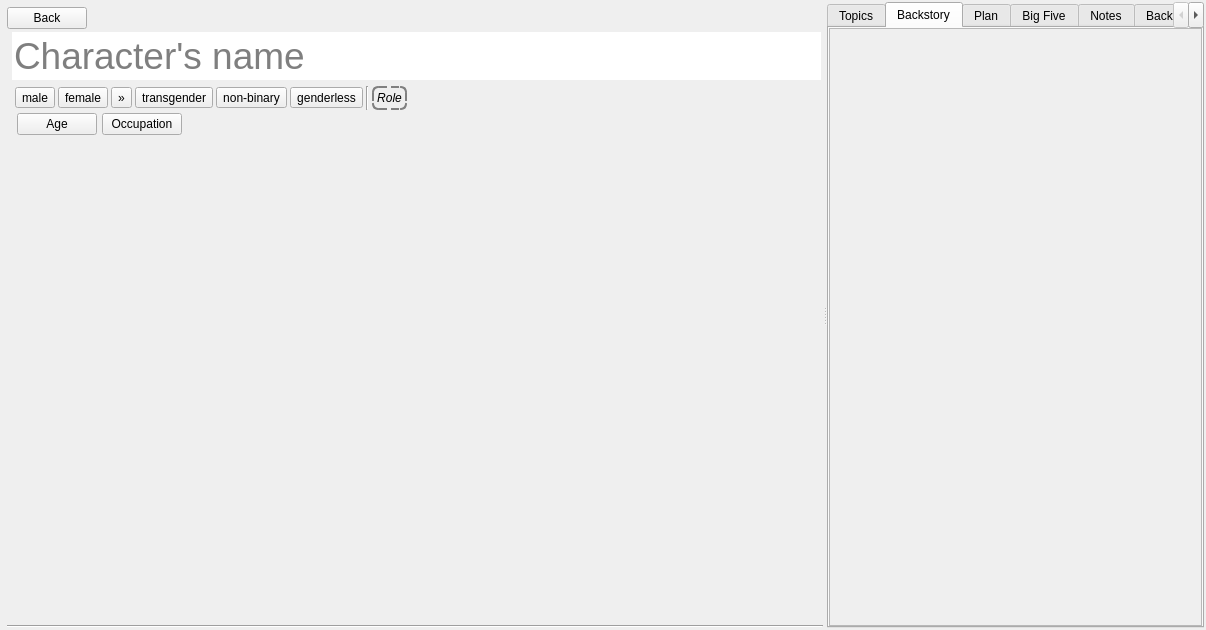
Above: ui/character_editor.ui from plotlyst/plotlyst-app before the change. Below: the same form after it.
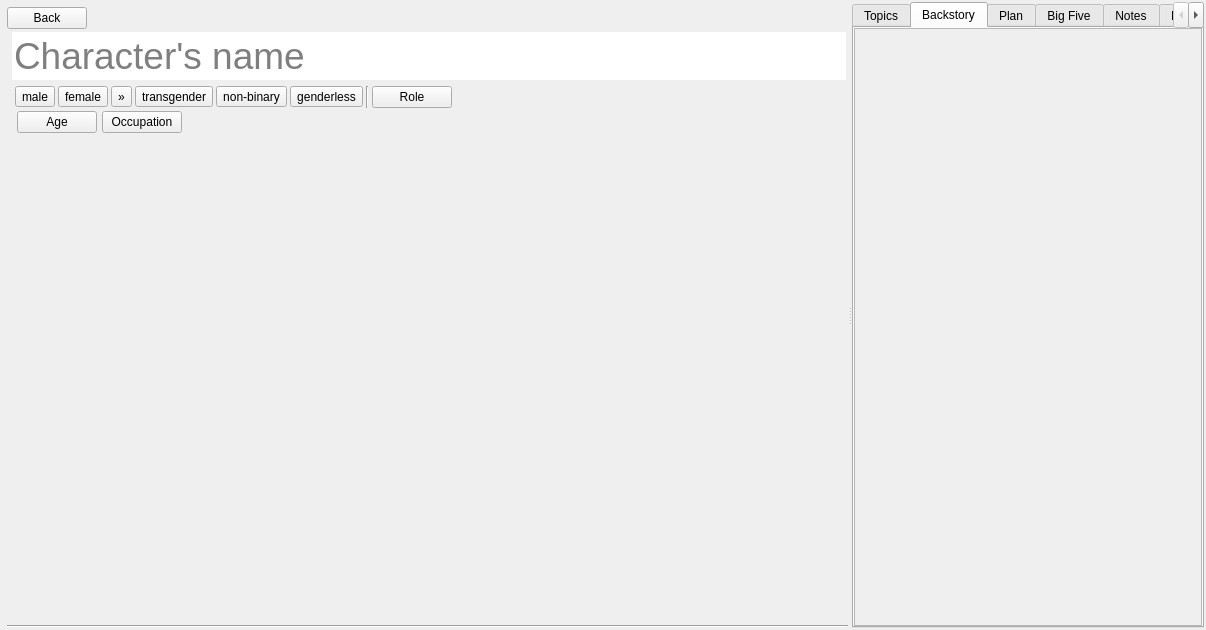
That is the form after the change. Custom widgets are drawn as their Qt base class.

Commit message: Improve role selector ui

The edit to the form file:
```diff
--- a/ui/character_editor.ui
+++ b/ui/character_editor.ui
@@ -335,7 +335,10 @@
                </widget>
               </item>
               <item>
-               <widget class="QPushButton" name="btnRole">
+               <widget class="SecondaryActionPushButton" name="btnRole">
+                <property name="font">
+                 <font/>
+                </property>
                 <property name="cursor">
                  <cursorShape>PointingHandCursor</cursorShape>
                 </property>
@@ -343,17 +346,7 @@
                  <enum>Qt::ClickFocus</enum>
                 </property>
                 <property name="styleSheet">
-                 <string notr="true">.QPushButton {
-	border: 2px dashed grey;
-	border-radius: 6px;
-	padding: 3px;
-	font: italic;
-}
-
-.QPushButton:pressed {
-	border: 2px solid grey;
-}
-</string>
+                 <string notr="true"/>
                 </property>
                 <property name="text">
                  <string>Role</string>
@@ -473,7 +466,7 @@
             <x>0</x>
             <y>0</y>
             <width>858</width>
-            <height>477</height>
+            <height>479</height>
            </rect>
           </property>
           <property name="sizePolicy">
```
The commit also changes 2 other files.
